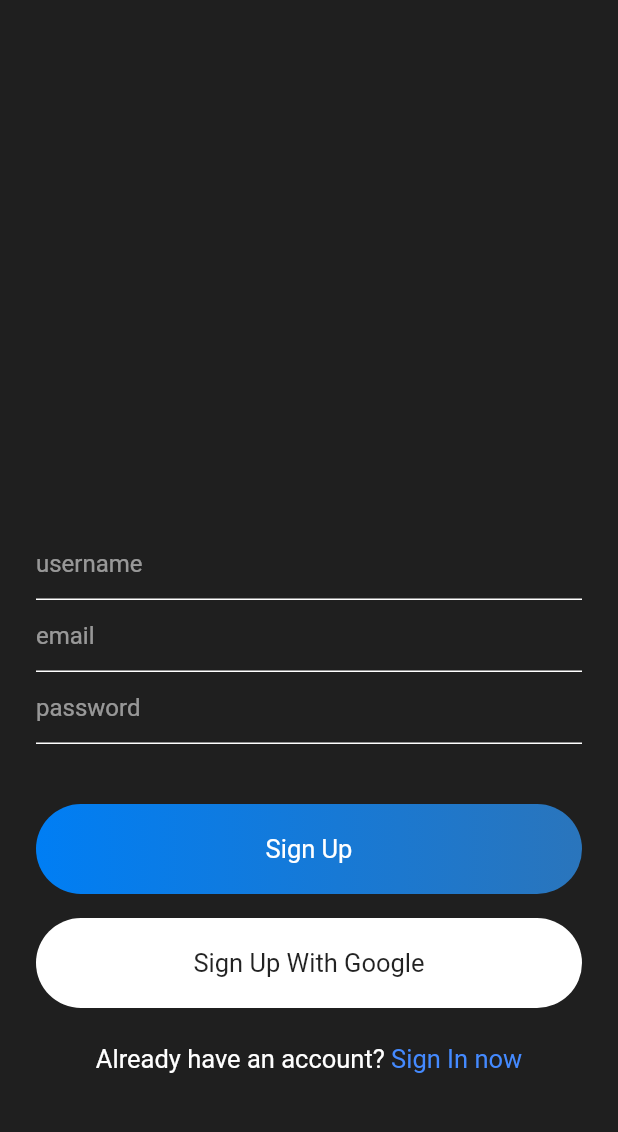
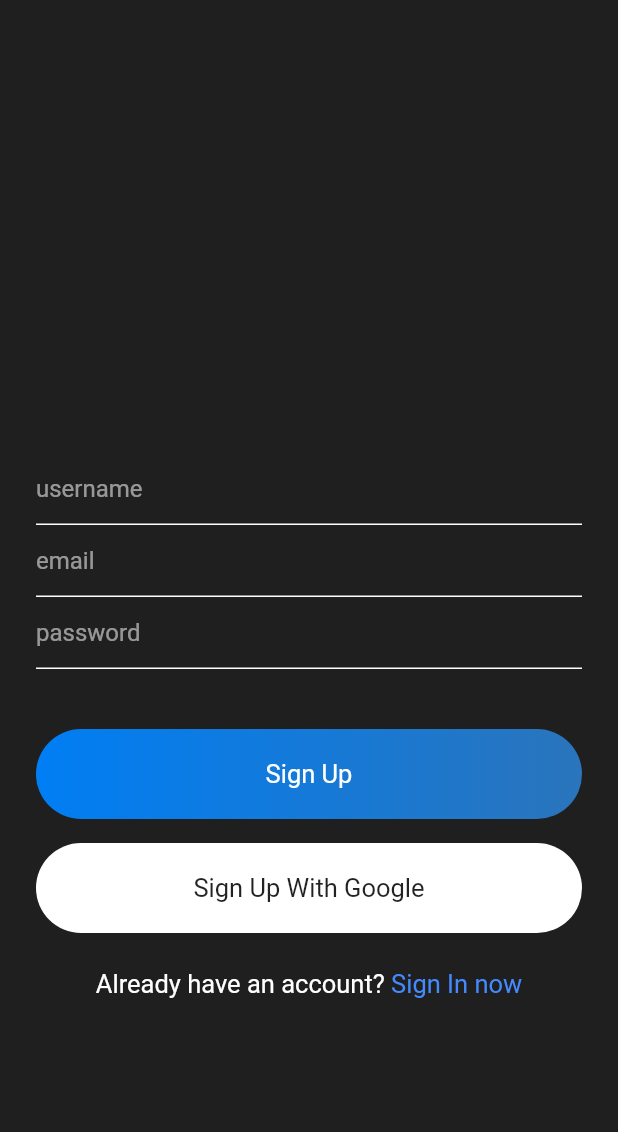
Before and after one commit to mohamedamine-tarhouni/chatbox, a Flutter app: the ChatRoom screen opened directly, after a tap on the "exit to app" icon, after a tap on "Sign In", after a tap on "Register Now", on a phone screen of 412 x 824 dp, the part 84-1216 px from its top. Run offline on Flutter 3.47's test engine with Material 2 defaults, Android fonts, the phone set to English and light mode, and no system bars; our stand-ins replace cloud_firestore, firebase_auth, firebase_core, shared_preferences; accounts and stored records are empty.

Commit message:
ChatBox Back Fini

```diff
--- a/lib/helper/authenticate.dart
+++ b/lib/helper/authenticate.dart
@@ -8,7 +8,9 @@ class Authenticate extends StatefulWidget {
   @override
   State<Authenticate> createState() => _AuthenticateState();
 }
-
+//cette page permet de gérer le changement entre les pages sign in et signup
+//le bouton register now dans Sign In
+//le bouton Sign in now dans Sign Up
 class _AuthenticateState extends State<Authenticate> {
 
   bool showSignIn=true;
--- a/lib/helper/constants.dart
+++ b/lib/helper/constants.dart
@@ -1,3 +1,3 @@
-class Constants{
-  static String myName="";
+class Constants {
+  static String myName = "";
 }
--- a/lib/helper/helperFunctions.dart
+++ b/lib/helper/helperFunctions.dart
@@ -1,12 +1,12 @@
 import 'package:shared_preferences/shared_preferences.dart';
 
 class HelperFunctions{
-
+//dans cette page on va gérer les sessions(quel utilisateur est connecté)
   static String sharedPreferenceUserLoggedInKey = "ISLOGGEDIN";
   static String sharedPreferenceUserNameKey = "USERNAMEKEY";
   static String sharedPreferenceUserEmailKey = "USEREMAILKEY";
 
-  /// saving data to sharedpreference
+  /// sauvegarde des données dans SharedPreferences
   static Future<bool> saveUserLoggedInSharedPreference(
       bool isUserLoggedIn) async{
     SharedPreferences prefs = await SharedPreferences.getInstance();
@@ -25,7 +25,7 @@ class HelperFunctions{
     return await prefs.setString(sharedPreferenceUserEmailKey, userEmail);
   }
 
-  /// fetching data from sharedpreference
+  /// récuperation des données du sharedpreference
 
   static Future<bool?> getUserLoggedInSharedPreference() async{
     SharedPreferences prefs = await SharedPreferences.getInstance();
--- a/lib/model/user.dart
+++ b/lib/model/user.dart
@@ -1,4 +1,4 @@
-class User_model{
+class User_model {
   String? userId;
   User_model({this.userId});
 }
--- a/lib/services/auth.dart
+++ b/lib/services/auth.dart
@@ -1,44 +1,48 @@
 import 'package:firebase_auth/firebase_auth.dart';
 import 'package:firebase_core/firebase_core.dart';
 import 'package:chatbox/model/user.dart';
-class AuthMethods{
-final FirebaseAuth _auth=FirebaseAuth.instance;
-User_model? _userFromFirebaseUser(User? user){
-return user !=null ? User_model(userId: user.uid):null;
+
+class AuthMethods {
+  final FirebaseAuth _auth = FirebaseAuth.instance;
+  User_model? _userFromFirebaseUser(User? user) {
+    return user != null ? User_model(userId: user.uid) : null;
   }
-Future signInWithEmailAndPassowrd(String email,String password) async {
-try{
-  UserCredential result=await _auth.signInWithEmailAndPassword
-    (email: email, password: password);
-  User? firebaseUser=result.user;
+
+//connexion d'un utilisateur
+  Future signInWithEmailAndPassowrd(String email, String password) async {
+    try {
+      UserCredential result = await _auth.signInWithEmailAndPassword(
+          email: email, password: password);
+      User? firebaseUser = result.user;
       return _userFromFirebaseUser(firebaseUser);
-} catch(e){
+    } catch (e) {}
+  }
 
-}
-}
-Future signUpwithEmailAndPassword(String email,String password) async{
-  try{
-    UserCredential result=await _auth.createUserWithEmailAndPassword
-      (email: email, password: password);
-    User? firebaseUser=result.user;
+//creation du compte d'un utilisateur
+  Future signUpwithEmailAndPassword(String email, String password) async {
+    try {
+      UserCredential result = await _auth.createUserWithEmailAndPassword(
+          email: email, password: password);
+      User? firebaseUser = result.user;
       return _userFromFirebaseUser(firebaseUser);
-  }catch(e){
+    } catch (e) {
       print(e.toString());
     }
   }
-Future resetPass(String email)async{
-  try{
+
+//forgot password(on avait pas le temps pour le finir :( )
+  Future resetPass(String email) async {
+    try {
       return await _auth.sendPasswordResetEmail(email: email);
-  }catch(e){
+    } catch (e) {
       print(e.toString());
     }
   }
-Future signOut() async{
-  try{
+
+//deconnexion de l'utilisateur
+  Future signOut() async {
+    try {
       return await _auth.signOut();
-  }catch(e){
-
+    } catch (e) {}
   }
 }
-
-}
--- a/lib/services/database.dart
+++ b/lib/services/database.dart
@@ -1,45 +1,65 @@
 import 'package:cloud_firestore/cloud_firestore.dart';
 
-class DatabaseMethods{
+class DatabaseMethods {
+  //recuperation des données de l'utilisateur par username
   getUserByUsername(String username) async {
-    return await FirebaseFirestore.instance.collection("Users_chat")
+    return await FirebaseFirestore.instance
+        .collection("Users_chat")
         .where("name", isEqualTo: username)
         .get();
   }
+
+  //recuperation des données de l'utilisateur par mail
   getUserByUseremail(String userEmail) async {
-    return await FirebaseFirestore.instance.collection("Users_chat")
+    return await FirebaseFirestore.instance
+        .collection("Users_chat")
         .where("email", isEqualTo: userEmail)
         .get();
   }
 
+//sauvegarde des données de l'utilisateur
   uploadUserInfo(userMap) {
-    FirebaseFirestore.instance.collection("Users_chat")
-        .add(userMap);
+    FirebaseFirestore.instance.collection("Users_chat").add(userMap);
   }
 
+//ajout d'un chatroom et la mettre dans la base de données
   createChatRoom(String charRoomId, chatRoomMap) {
-    FirebaseFirestore.instance.collection("ChatRoom")
-        .doc(charRoomId).set(chatRoomMap).catchError((e){
+    FirebaseFirestore.instance
+        .collection("ChatRoom")
+        .doc(charRoomId)
+        .set(chatRoomMap)
+        .catchError((e) {
       print(e.toString());
     });
   }
+
+  //ajout d'un message dans la base de données
   addConversationMessages(String chatRoomId, messageMap) {
-    FirebaseFirestore.instance.collection("ChatRoom")
+    FirebaseFirestore.instance
+        .collection("ChatRoom")
         .doc(chatRoomId)
         .collection("chats")
-        .add(messageMap).catchError((e){print(e.toString());});
+        .add(messageMap)
+        .catchError((e) {
+      print(e.toString());
+    });
   }
 
-  getConversationMessages(String chatRoomId) async{
-    return await FirebaseFirestore.instance.collection("ChatRoom")
+//récuperation des messages par l'id de chatroom
+  getConversationMessages(String chatRoomId) async {
+    return await FirebaseFirestore.instance
+        .collection("ChatRoom")
         .doc(chatRoomId)
-        .collection("chats").orderBy("time")
+        .collection("chats")
+        .orderBy("time")
         .snapshots();
   }
-  getChatRooms(String userName) async{
-    return await FirebaseFirestore.instance.collection("ChatRoom")
-        .where("users",arrayContains: userName)
+
+  //recuperation des chatroom
+  getChatRooms(String userName) async {
+    return await FirebaseFirestore.instance
+        .collection("ChatRoom")
+        .where("users", arrayContains: userName)
         .snapshots();
-
   }
 }
--- a/lib/views/chatRoomsScreen.dart
+++ b/lib/views/chatRoomsScreen.dart
@@ -98,7 +98,7 @@ class ChatRoomTile extends StatelessWidget {
 
   @override
   Widget build(BuildContext context) {
-    return GestureDetector(
+    return chatRoom.contains(Constants.myName) ? GestureDetector(
       onTap: (){
         Navigator.push(context, MaterialPageRoute(
             builder: (context) => conversationScreen(chatRoom)));
@@ -114,7 +114,7 @@ class ChatRoomTile extends StatelessWidget {
               alignment: Alignment.center,
               decoration: BoxDecoration(
                   color: Colors.blue, borderRadius: BorderRadius.circular(40)),
-              child: Text("${userName.substring(0, 1)}",style: simpleTextStyle(Colors.white, 22),),
+              child: Text("${userName.replaceAll("_", "").replaceAll(Constants.myName, "").substring(0, 1)}",style: simpleTextStyle(Colors.white, 22),),
             ),
             SizedBox(
               width: 8,
@@ -126,6 +126,6 @@ class ChatRoomTile extends StatelessWidget {
           ],
         ),
       ),
-    );
+    ) : Container();
   }
 }
--- a/lib/views/sigin.dart
+++ b/lib/views/sigin.dart
@@ -20,47 +20,53 @@ class _SignInState extends State<SignIn> {
   final formKey = GlobalKey<FormState>();
   AuthMethods authMethods = new AuthMethods();
   DatabaseMethods databaseMethods = new DatabaseMethods();
+  //le mail
   TextEditingController emailTextEditingController =
       new TextEditingController();
+  //le mot de passe
   TextEditingController passwordTextEditingController =
       new TextEditingController();
-  bool isLoading=false;
+  //page en train de se charger
+  bool isLoading = false;
+
   QuerySnapshot<Map<String, dynamic>>? snapshotUserInfo;
-  signIn(){
+  //sauvegarder la session de l'utilisateur si le forumlaire est validé
+  signIn() {
     final form = formKey.currentState;
-    if(form != null && form.validate()){
-      HelperFunctions.saveUserEmailSharedPreference(emailTextEditingController.text);
+    if (form != null && form.validate()) {
+      HelperFunctions.saveUserEmailSharedPreference(
+          emailTextEditingController.text);
       setState(() {
-        isLoading=true;
+        isLoading = true;
       });
-      databaseMethods.getUserByUseremail(emailTextEditingController.text).then((value){
-        snapshotUserInfo=value;
-        HelperFunctions.saveUserNameSharedPreference(snapshotUserInfo?.docs[0].data()["name"]);
+      databaseMethods
+          .getUserByUseremail(emailTextEditingController.text)
+          .then((value) {
+        snapshotUserInfo = value;
+        HelperFunctions.saveUserNameSharedPreference(
+            snapshotUserInfo?.docs[0].data()["name"]);
         print("${snapshotUserInfo?.docs[0].data()["name"]}");
-
       });
-      authMethods.signInWithEmailAndPassowrd(
-          emailTextEditingController.text,
-          passwordTextEditingController.text).then((value){
-            if(value !=null){
-
-              HelperFunctions.saveUserLoggedInSharedPreference(true);
-              Navigator.pushReplacement(context, MaterialPageRoute(
-                  builder: (context) =>ChatRoom()
-              ));
-            }
+      authMethods
+          .signInWithEmailAndPassowrd(emailTextEditingController.text,
+              passwordTextEditingController.text)
+          .then((value) {
+        if (value != null) {
+          HelperFunctions.saveUserLoggedInSharedPreference(true);
+          Navigator.pushReplacement(
+              context, MaterialPageRoute(builder: (context) => ChatRoom()));
+        }
       });
-
-
     }
   }
+
   @override
   Widget build(BuildContext context) {
     return Scaffold(
       appBar: appBarMain(context),
       body: SingleChildScrollView(
         child: Container(
-          height: MediaQuery.of(context).size.height - 50,
+          height: MediaQuery.of(context).size.height - 100,
           alignment: Alignment.bottomCenter,
           child: Container(
               padding: EdgeInsets.symmetric(horizontal: 24),
@@ -71,17 +77,22 @@ class _SignInState extends State<SignIn> {
                     key: formKey,
                     child: Column(children: [
                       TextFormField(
-                          validator: (val){
-                            return val!=null&&RegExp(r"^[a-zA-Z0-9.a-zA-Z0-9.!#$%&'*+-/=?^_`{|}~]+@[a-zA-Z0-9]+\.[a-zA-Z]+").hasMatch(val) ?
-                            null : "Enter a correct email";
+                          validator: (val) {
+                            return val != null &&
+                                    RegExp(r"^[a-zA-Z0-9.a-zA-Z0-9.!#$%&'*+-/=?^_`{|}~]+@[a-zA-Z0-9]+\.[a-zA-Z]+")
+                                        .hasMatch(val)
+                                ? null
+                                : "Enter a correct email";
                           },
                           controller: emailTextEditingController,
                           style: simpleTextStyle(Colors.white, 16),
                           decoration: textFieldInputDecoration("email")),
                       TextFormField(
                           obscureText: true,
-                          validator: (val){
-                            return val!=null&&(val.length>6) ? null:"password must contain 6+ characters";
+                          validator: (val) {
+                            return val != null && (val.length > 6)
+                                ? null
+                                : "password must contain 6+ characters";
                           },
                           controller: passwordTextEditingController,
                           style: simpleTextStyle(Colors.white, 16),
@@ -106,7 +117,7 @@ class _SignInState extends State<SignIn> {
                     height: 16,
                   ),
                   GestureDetector(
-                    onTap: (){
+                    onTap: () {
                       signIn();
                     },
                     child: Container(
--- a/lib/views/signup.dart
+++ b/lib/views/signup.dart
@@ -15,53 +15,64 @@ class SignUp extends StatefulWidget {
 }
 
 class _SignUpState extends State<SignUp> {
+  // si la page en train de charger
   bool isLoading = false;
   AuthMethods authMethods = new AuthMethods();
   DatabaseMethods databaseMethods = new DatabaseMethods();
   HelperFunctions helperFunctions = new HelperFunctions();
-  final formKey=GlobalKey<FormState>();
-  TextEditingController userNameTextEditingController = new TextEditingController();
-  TextEditingController emailTextEditingController = new TextEditingController();
-  TextEditingController passwordTextEditingController = new TextEditingController();
-
-  signMeUp() async{
+  final formKey = GlobalKey<FormState>();
+  //Username
+  TextEditingController userNameTextEditingController =
+      new TextEditingController();
+  //le mail
+  TextEditingController emailTextEditingController =
+      new TextEditingController();
+  //le mot de passe
+  TextEditingController passwordTextEditingController =
+      new TextEditingController();
+//ajout de l'utilisateur à la base et sauvegarder sa session
+  signMeUp() async {
     final form = formKey.currentState;
-    if(form != null && form.validate()){
-      Map<String,String> userInfoMap={
-        "name" : userNameTextEditingController.text,
-        "email" : emailTextEditingController.text
+    if (form != null && form.validate()) {
+      Map<String, String> userInfoMap = {
+        "name": userNameTextEditingController.text,
+        "email": emailTextEditingController.text
       };
-      HelperFunctions.saveUserEmailSharedPreference(emailTextEditingController.text);
-      HelperFunctions.saveUserNameSharedPreference(userNameTextEditingController.text);
-
+      HelperFunctions.saveUserEmailSharedPreference(
+          emailTextEditingController.text);
+      HelperFunctions.saveUserNameSharedPreference(
+          userNameTextEditingController.text);
 
       setState(() {
-        isLoading=true;
+        isLoading = true;
       });
-      await authMethods.signUpwithEmailAndPassword(emailTextEditingController.text, passwordTextEditingController.text).then((value) {
+      await authMethods
+          .signUpwithEmailAndPassword(emailTextEditingController.text,
+              passwordTextEditingController.text)
+          .then((value) {
         // ignore: avoid_print
         // print("${value.uid}");
 
         databaseMethods.uploadUserInfo(userInfoMap);
         HelperFunctions.saveUserLoggedInSharedPreference(true);
-        Navigator.pushReplacement(context, MaterialPageRoute(
-            builder: (context) =>ChatRoom()
-        ));
-
+        Navigator.pushReplacement(
+            context, MaterialPageRoute(builder: (context) => ChatRoom()));
       });
-
     }
   }
 
+//la page d'enregistrement
   @override
   Widget build(BuildContext context) {
     return Scaffold(
       appBar: appBarMain(context),
-      body: isLoading ? Container(
+      body: isLoading
+          ? Container(
               child: Center(child: CircularProgressIndicator()),
-      ): SingleChildScrollView(
+            )
+          : SingleChildScrollView(
               child: Container(
-          height: MediaQuery.of(context).size.height-50,
+                height: MediaQuery.of(context).size.height - 100,
                 alignment: Alignment.bottomCenter,
                 child: Container(
                     padding: EdgeInsets.symmetric(horizontal: 24),
@@ -69,32 +80,42 @@ class _SignUpState extends State<SignUp> {
                       mainAxisSize: MainAxisSize.min,
                       children: [
                         Form(
-                    key:formKey,
+                          key: formKey,
                           child: Column(
                             children: [
                               TextFormField(
-                          validator: (val){
-                            return val!=null&&(val.length<4) ? "Enter a correct username":null;
+                                  validator: (val) {
+                                    return val != null && (val.length < 4)
+                                        ? "Enter a correct username"
+                                        : null;
                                   },
                                   controller: userNameTextEditingController,
                                   style: simpleTextStyle(Colors.white, 16),
-                            decoration: textFieldInputDecoration("username")),
+                                  decoration:
+                                      textFieldInputDecoration("username")),
                               TextFormField(
-                            validator: (val){
-                              return val!=null&&RegExp(r"^[a-zA-Z0-9.a-zA-Z0-9.!#$%&'*+-/=?^_`{|}~]+@[a-zA-Z0-9]+\.[a-zA-Z]+").hasMatch(val) ?
-                              null : "Enter a correct email";
+                                  validator: (val) {
+                                    return val != null &&
+                                            RegExp(r"^[a-zA-Z0-9.a-zA-Z0-9.!#$%&'*+-/=?^_`{|}~]+@[a-zA-Z0-9]+\.[a-zA-Z]+")
+                                                .hasMatch(val)
+                                        ? null
+                                        : "Enter a correct email";
                                   },
                                   controller: emailTextEditingController,
                                   style: simpleTextStyle(Colors.white, 16),
-                            decoration: textFieldInputDecoration("email")),
+                                  decoration:
+                                      textFieldInputDecoration("email")),
                               TextFormField(
                                   obscureText: true,
-                            validator: (val){
-                              return val!=null&&(val.length>6) ? null:"password must contain 6+ characters";
+                                  validator: (val) {
+                                    return val != null && (val.length > 6)
+                                        ? null
+                                        : "password must contain 6+ characters";
                                   },
                                   controller: passwordTextEditingController,
                                   style: simpleTextStyle(Colors.white, 16),
-                            decoration: textFieldInputDecoration("password")),
+                                  decoration:
+                                      textFieldInputDecoration("password")),
                             ],
                           ),
                         ),
@@ -104,19 +125,18 @@ class _SignUpState extends State<SignUp> {
                         Container(
                           alignment: Alignment.centerRight,
                           child: Container(
-                      padding: EdgeInsets.symmetric(horizontal: 16, vertical: 8),
-
+                            padding: EdgeInsets.symmetric(
+                                horizontal: 16, vertical: 8),
                           ),
                         ),
                         SizedBox(
                           height: 16,
                         ),
                         GestureDetector(
-                    onTap: (){
+                          onTap: () {
                             signMeUp();
                           },
                           child: Container(
-
                             alignment: Alignment.center,
                             width: MediaQuery.of(context).size.width,
                             padding: EdgeInsets.symmetric(vertical: 20),
@@ -125,8 +145,7 @@ class _SignUpState extends State<SignUp> {
                                   const Color(0xff007EF4),
                                   const Color(0xff2A75BC)
                                 ]),
-                          borderRadius: BorderRadius.circular(30)
-                      ),
+                                borderRadius: BorderRadius.circular(30)),
                             child: Text(
                               "Sign Up",
                               style: simpleTextStyle(Colors.white, 17),
@@ -142,8 +161,7 @@ class _SignUpState extends State<SignUp> {
                           padding: EdgeInsets.symmetric(vertical: 20),
                           decoration: BoxDecoration(
                               color: Colors.white,
-                        borderRadius: BorderRadius.circular(30)
-                    ),
+                              borderRadius: BorderRadius.circular(30)),
                           child: Text(
                             "Sign Up With Google",
                             style: simpleTextStyle(Colors.black87, 17),
@@ -155,14 +173,21 @@ class _SignUpState extends State<SignUp> {
                         Row(
                           mainAxisAlignment: MainAxisAlignment.center,
                           children: [
-                      Text("Already have an account? ",style: simpleTextStyle(Colors.white, 17),),
+                            Text(
+                              "Already have an account? ",
+                              style: simpleTextStyle(Colors.white, 17),
+                            ),
                             GestureDetector(
-                        onTap: (){
+                              onTap: () {
                                 widget.toggle();
                               },
                               child: Container(
                                   padding: EdgeInsets.symmetric(vertical: 8),
-                            child: Text("Sign In now",style: simpleTextStyle(Colors.blueAccent, 17),)),
+                                  child: Text(
+                                    "Sign In now",
+                                    style:
+                                        simpleTextStyle(Colors.blueAccent, 17),
+                                  )),
                             ),
                           ],
                         ),
@@ -170,8 +195,7 @@ class _SignUpState extends State<SignUp> {
                           height: 50,
                         ),
                       ],
-              )
-          ),
+                    )),
               ),
             ),
     );
--- a/lib/widgets/widget.dart
+++ b/lib/widgets/widget.dart
@@ -1,6 +1,7 @@
 import 'package:flutter/material.dart';
 
 @override
+//configuration d'une AppBar commune
 AppBar appBarMain(BuildContext context) {
   return AppBar(
     title: Image.asset(
@@ -11,6 +12,7 @@ AppBar appBarMain(BuildContext context) {
     centerTitle: false,
   );
 }
+//configuration d'un textfield commun
 InputDecoration textFieldInputDecoration(String hintText){
   return InputDecoration(
       hintText: hintText,
@@ -25,6 +27,7 @@ InputDecoration textFieldInputDecoration(String hintText){
       )
   );
 }
+//Style d'un texte
 TextStyle simpleTextStyle(Color color,double FS){
   return TextStyle(
     color: color,
```
Also changed, not shown: lib/views/conversationScreen.dart (+7 -4 lines), lib/views/forgetpassword.dart (deleted, +0 -13 lines), lib/views/search.dart (+7 -4 lines). Lines whose indentation alone changed are shown as unchanged.
